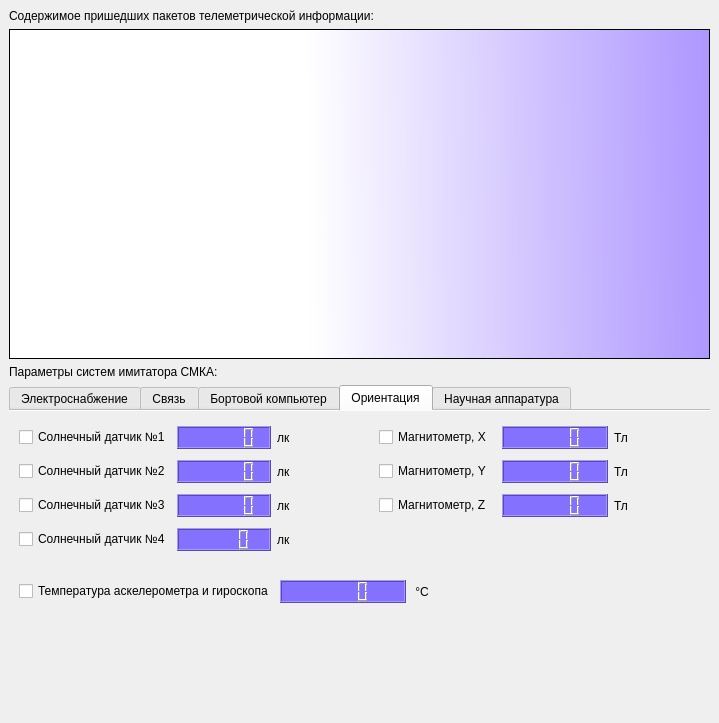
Before: the Qt Designer form gui/ui_forms/TelemetryDecoderForm.ui in andrei-volkau/ground_station, drawn with Qt 5.
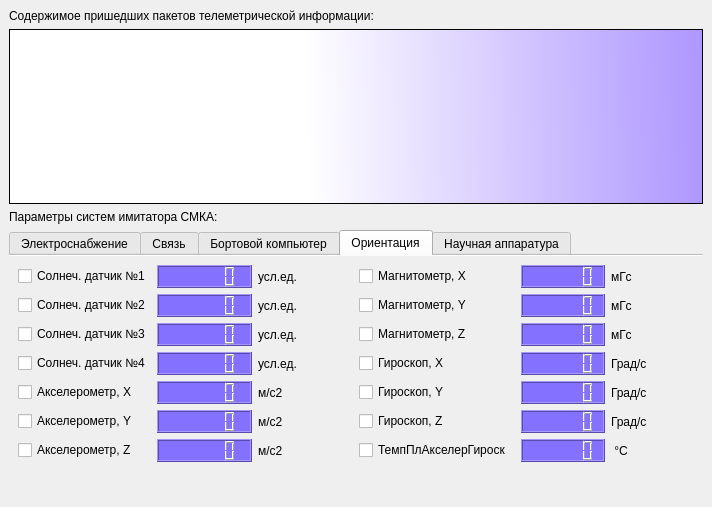
After: the same form once the commit is applied. The open tabs and pages were chosen to show the change.

What changed in the file:
```diff
--- a/gui/ui_forms/TelemetryDecoderForm.ui
+++ b/gui/ui_forms/TelemetryDecoderForm.ui
@@ -6,8 +6,8 @@
    <rect>
     <x>0</x>
     <y>0</y>
-    <width>719</width>
-    <height>723</height>
+    <width>712</width>
+    <height>507</height>
    </rect>
   </property>
   <property name="windowTitle">
@@ -295,16 +295,22 @@
        <attribute name="title">
         <string>Ориентация</string>
        </attribute>
-       <widget class="QWidget" name="layoutWidget_2">
-        <property name="geometry">
-         <rect>
-          <x>10</x>
-          <y>10</y>
-          <width>351</width>
-          <height>136</height>
-         </rect>
-        </property>
+       <layout class="QHBoxLayout" name="horizontalLayout">
+        <item>
         <layout class="QGridLayout" name="onboard_computer_parameters_gridLayout_2">
+          <item row="7" column="0">
+           <spacer name="verticalSpacer">
+            <property name="orientation">
+             <enum>Qt::Vertical</enum>
+            </property>
+            <property name="sizeHint" stdset="0">
+             <size>
+              <width>20</width>
+              <height>40</height>
+             </size>
+            </property>
+           </spacer>
+          </item>
          <item row="1" column="1">
           <widget class="QLCDNumber" name="solar_sensor_2_lcdNumber">
            <property name="styleSheet">
@@ -326,6 +332,9 @@
     background-color: rgb(133, 113, 255);
 }</string>
            </property>
+            <property name="digitCount">
+             <number>6</number>
+            </property>
           </widget>
          </item>
          <item row="1" column="2">
@@ -334,7 +343,7 @@
             <string notr="true">font: 75 18pt &quot;Ubuntu&quot;;</string>
            </property>
            <property name="text">
-            <string>лк</string>
+             <string>усл.ед.</string>
            </property>
           </widget>
          </item>
@@ -344,7 +353,7 @@
             <string notr="true">font: 75 15pt &quot;Ubuntu&quot;;</string>
            </property>
            <property name="text">
-            <string>Солнечный датчик №4</string>
+             <string>Солнеч. датчик №4</string>
            </property>
           </widget>
          </item>
@@ -354,7 +363,7 @@
             <string notr="true">font: 75 18pt &quot;Ubuntu&quot;;</string>
            </property>
            <property name="text">
-            <string>лк</string>
+             <string>усл.ед.</string>
            </property>
           </widget>
          </item>
@@ -364,7 +373,7 @@
             <string notr="true">font: 75 15pt &quot;Ubuntu&quot;;</string>
            </property>
            <property name="text">
-            <string>Солнечный датчик №3</string>
+             <string>Солнеч. датчик №3</string>
            </property>
           </widget>
          </item>
@@ -387,7 +396,7 @@
             <string notr="true">font: 75 18pt &quot;Ubuntu&quot;;</string>
            </property>
            <property name="text">
-            <string>лк</string>
+             <string>усл.ед.</string>
            </property>
           </widget>
          </item>
@@ -397,7 +406,7 @@
             <string notr="true">font: 75 18pt &quot;Ubuntu&quot;;</string>
            </property>
            <property name="text">
-            <string>лк</string>
+             <string>усл.ед.</string>
            </property>
           </widget>
          </item>
@@ -420,7 +429,7 @@
             <string notr="true">font: 75 15pt &quot;Ubuntu&quot;;</string>
            </property>
            <property name="text">
-            <string>Солнечный датчик №1</string>
+             <string>Солнеч. датчик №1</string>
            </property>
           </widget>
          </item>
@@ -430,64 +439,239 @@
             <string notr="true">font: 75 15pt &quot;Ubuntu&quot;;</string>
            </property>
            <property name="text">
-            <string>Солнечный датчик №2</string>
+             <string>Солнеч. датчик №2</string>
+            </property>
+           </widget>
+          </item>
+          <item row="5" column="2">
+           <widget class="QLabel" name="label_5">
+            <property name="styleSheet">
+             <string notr="true">font: 75 13pt &quot;Ubuntu&quot;;</string>
+            </property>
+            <property name="text">
+             <string>м/c2</string>
+            </property>
+           </widget>
+          </item>
+          <item row="4" column="2">
+           <widget class="QLabel" name="label_3">
+            <property name="styleSheet">
+             <string notr="true">font: 75 13pt &quot;Ubuntu&quot;;</string>
+            </property>
+            <property name="text">
+             <string>м/c2</string>
+            </property>
+           </widget>
+          </item>
+          <item row="6" column="2">
+           <widget class="QLabel" name="label_6">
+            <property name="styleSheet">
+             <string notr="true">font: 75 13pt &quot;Ubuntu&quot;;</string>
+            </property>
+            <property name="text">
+             <string>м/c2</string>
+            </property>
+           </widget>
+          </item>
+          <item row="4" column="1">
+           <widget class="QLCDNumber" name="accelerometer_x_lcdNumber">
+            <property name="styleSheet">
+             <string notr="true">QLCDNumber{
+    color: rgb(255, 255, 255);    
+    background-color: rgb(133, 113, 255);
+}</string>
+            </property>
+            <property name="digitCount">
+             <number>6</number>
+            </property>
+           </widget>
+          </item>
+          <item row="5" column="1">
+           <widget class="QLCDNumber" name="accelerometer_y_lcdNumber">
+            <property name="styleSheet">
+             <string notr="true">QLCDNumber{
+    color: rgb(255, 255, 255);    
+    background-color: rgb(133, 113, 255);
+}</string>
+            </property>
+            <property name="digitCount">
+             <number>6</number>
+            </property>
+           </widget>
+          </item>
+          <item row="6" column="1">
+           <widget class="QLCDNumber" name="accelerometer_z_lcdNumber">
+            <property name="styleSheet">
+             <string notr="true">QLCDNumber{
+    color: rgb(255, 255, 255);    
+    background-color: rgb(133, 113, 255);
+}</string>
+            </property>
+            <property name="digitCount">
+             <number>6</number>
+            </property>
+           </widget>
+          </item>
+          <item row="4" column="0">
+           <widget class="QCheckBox" name="accelerometer_x_checkBox">
+            <property name="styleSheet">
+             <string notr="true">font: 75 13pt &quot;Ubuntu&quot;;</string>
+            </property>
+            <property name="text">
+             <string>Акселерометр, X</string>
+            </property>
+           </widget>
+          </item>
+          <item row="5" column="0">
+           <widget class="QCheckBox" name="accelerometer_y_checkBox">
+            <property name="styleSheet">
+             <string notr="true">font: 75 13pt &quot;Ubuntu&quot;;</string>
+            </property>
+            <property name="text">
+             <string>Акселерометр, Y</string>
+            </property>
+           </widget>
+          </item>
+          <item row="6" column="0">
+           <widget class="QCheckBox" name="accelerometer_z_checkBox">
+            <property name="styleSheet">
+             <string notr="true">font: 75 13pt &quot;Ubuntu&quot;;</string>
+            </property>
+            <property name="text">
+             <string>Акселерометр, Z</string>
            </property>
           </widget>
          </item>
         </layout>
-       </widget>
-       <widget class="QWidget" name="gridLayoutWidget_2">
-        <property name="geometry">
-         <rect>
-          <x>10</x>
-          <y>160</y>
-          <width>519</width>
-          <height>41</height>
-         </rect>
-        </property>
+        </item>
+        <item>
+         <layout class="QGridLayout" name="gridLayout">
+          <item row="6" column="0">
         <layout class="QGridLayout" name="gridLayout_2">
-         <item row="0" column="1">
-          <widget class="QLCDNumber" name="accelerometer_gyroscope_temperature_lcdNumber">
-           <property name="styleSheet">
-            <string notr="true">QLCDNumber{
-    color: rgb(255, 255, 255);    
-    background-color: rgb(133, 113, 255);
-}</string>
-           </property>
-          </widget>
-         </item>
-         <item row="0" column="0">
+            <item row="3" column="0">
           <widget class="QCheckBox" name="accelerometer_gyroscope_checkBox">
            <property name="styleSheet">
             <string notr="true">font: 75 15pt &quot;Ubuntu&quot;;</string>
            </property>
            <property name="text">
-            <string>Температура аскелерометра и гироскопа</string>
-           </property>
-          </widget>
-         </item>
-         <item row="0" column="2">
-          <widget class="QLabel" name="accelerometer_gyroscope_temperature_lcdNumberlabel">
-           <property name="styleSheet">
-            <string notr="true">font: 75 18pt &quot;Ubuntu&quot;;</string>
-           </property>
-           <property name="text">
-            <string> °C</string>
+               <string>ТемпПлАкселерГироск </string>
            </property>
           </widget>
          </item>
         </layout>
-       </widget>
-       <widget class="QWidget" name="gridLayoutWidget">
-        <property name="geometry">
-         <rect>
-          <x>370</x>
-          <y>10</y>
-          <width>341</width>
-          <height>101</height>
-         </rect>
-        </property>
-        <layout class="QGridLayout" name="gridLayout">
+          </item>
+          <item row="4" column="2">
+           <widget class="QLabel" name="label_2">
+            <property name="styleSheet">
+             <string notr="true">font: 75 13pt &quot;Ubuntu&quot;;</string>
+            </property>
+            <property name="text">
+             <string>Град/c</string>
+            </property>
+           </widget>
+          </item>
+          <item row="5" column="0">
+           <widget class="QCheckBox" name="gyroscope_z_checkBox">
+            <property name="styleSheet">
+             <string notr="true">font: 75 13pt &quot;Ubuntu&quot;;</string>
+            </property>
+            <property name="text">
+             <string>Гироскоп, Z</string>
+            </property>
+           </widget>
+          </item>
+          <item row="4" column="1">
+           <widget class="QLCDNumber" name="gyroscope_y_lcdNumber">
+            <property name="styleSheet">
+             <string notr="true">QLCDNumber{
+    color: rgb(255, 255, 255);    
+    background-color: rgb(133, 113, 255);
+}</string>
+            </property>
+            <property name="digitCount">
+             <number>6</number>
+            </property>
+           </widget>
+          </item>
+          <item row="5" column="1">
+           <widget class="QLCDNumber" name="gyroscope_z_lcdNumber">
+            <property name="styleSheet">
+             <string notr="true">QLCDNumber{
+    color: rgb(255, 255, 255);    
+    background-color: rgb(133, 113, 255);
+}</string>
+            </property>
+            <property name="digitCount">
+             <number>6</number>
+            </property>
+           </widget>
+          </item>
+          <item row="5" column="2">
+           <widget class="QLabel" name="label">
+            <property name="styleSheet">
+             <string notr="true">font: 75 13pt &quot;Ubuntu&quot;;</string>
+            </property>
+            <property name="text">
+             <string>Град/c</string>
+            </property>
+           </widget>
+          </item>
+          <item row="3" column="1">
+           <widget class="QLCDNumber" name="gyroscope_x_lcdNumber">
+            <property name="styleSheet">
+             <string notr="true">QLCDNumber{
+    color: rgb(255, 255, 255);    
+    background-color: rgb(133, 113, 255);
+}</string>
+            </property>
+            <property name="digitCount">
+             <number>6</number>
+            </property>
+           </widget>
+          </item>
+          <item row="4" column="0">
+           <widget class="QCheckBox" name="gyroscope_y_checkBox">
+            <property name="styleSheet">
+             <string notr="true">font: 75 13pt &quot;Ubuntu&quot;;</string>
+            </property>
+            <property name="text">
+             <string>Гироскоп, Y</string>
+            </property>
+           </widget>
+          </item>
+          <item row="3" column="2">
+           <widget class="QLabel" name="label_4">
+            <property name="styleSheet">
+             <string notr="true">font: 75 13pt &quot;Ubuntu&quot;;</string>
+            </property>
+            <property name="text">
+             <string>Град/c</string>
+            </property>
+           </widget>
+          </item>
+          <item row="6" column="1">
+           <widget class="QLCDNumber" name="accelerometer_gyroscope_temperature_lcdNumber">
+            <property name="styleSheet">
+             <string notr="true">QLCDNumber{
+    color: rgb(255, 255, 255);    
+    background-color: rgb(133, 113, 255);
+}</string>
+            </property>
+            <property name="digitCount">
+             <number>6</number>
+            </property>
+           </widget>
+          </item>
+          <item row="3" column="0">
+           <widget class="QCheckBox" name="gyroscope_x_checkBox">
+            <property name="styleSheet">
+             <string notr="true">font: 75 13pt &quot;Ubuntu&quot;;</string>
+            </property>
+            <property name="text">
+             <string>Гироскоп, X</string>
+            </property>
+           </widget>
+          </item>
          <item row="0" column="0">
           <widget class="QCheckBox" name="magnetometer_x_checkBox">
            <property name="styleSheet">
@@ -506,6 +690,9 @@
     background-color: rgb(133, 113, 255);
 }</string>
            </property>
+            <property name="digitCount">
+             <number>6</number>
+            </property>
           </widget>
          </item>
          <item row="1" column="2">
@@ -514,7 +701,7 @@
             <string notr="true">font: 75 18pt &quot;Ubuntu&quot;;</string>
            </property>
            <property name="text">
-            <string>Тл</string>
+             <string>мГс</string>
            </property>
           </widget>
          </item>
@@ -526,6 +713,9 @@
     background-color: rgb(133, 113, 255);
 }</string>
            </property>
+            <property name="digitCount">
+             <number>6</number>
+            </property>
           </widget>
          </item>
          <item row="2" column="0">
@@ -544,7 +734,7 @@
             <string notr="true">font: 75 18pt &quot;Ubuntu&quot;;</string>
            </property>
            <property name="text">
-            <string>Тл</string>
+             <string>мГс</string>
            </property>
           </widget>
          </item>
@@ -556,6 +746,9 @@
     background-color: rgb(133, 113, 255);
 }</string>
            </property>
+            <property name="digitCount">
+             <number>6</number>
+            </property>
           </widget>
          </item>
          <item row="0" column="2">
@@ -564,7 +757,7 @@
             <string notr="true">font: 75 18pt &quot;Ubuntu&quot;;</string>
            </property>
            <property name="text">
-            <string>Тл</string>
+             <string>мГс</string>
            </property>
           </widget>
          </item>
@@ -578,8 +771,35 @@
            </property>
           </widget>
          </item>
-        </layout>
-       </widget>
+          <item row="6" column="2">
+           <widget class="QLabel" name="accelerometer_gyroscope_temperature_lcdNumberlabel">
+            <property name="styleSheet">
+             <string notr="true">font: 75 13pt &quot;Ubuntu&quot;;</string>
+            </property>
+            <property name="text">
+             <string> °C</string>
+            </property>
+           </widget>
+          </item>
+          <item row="7" column="1">
+           <spacer name="verticalSpacer_2">
+            <property name="orientation">
+             <enum>Qt::Vertical</enum>
+            </property>
+            <property name="sizeHint" stdset="0">
+             <size>
+              <width>20</width>
+              <height>40</height>
+             </size>
+            </property>
+           </spacer>
+          </item>
+         </layout>
+        </item>
+       </layout>
+       <zorder>layoutWidget_2</zorder>
+       <zorder>gridLayoutWidget</zorder>
+       <zorder>undecoded_data_textEdit</zorder>
       </widget>
       <widget class="QWidget" name="payloads_tab">
        <attribute name="title">
```
Left out of the diff: 41 changed lines with no effect on the pictures. Lines whose indentation alone changed are shown as unchanged.
